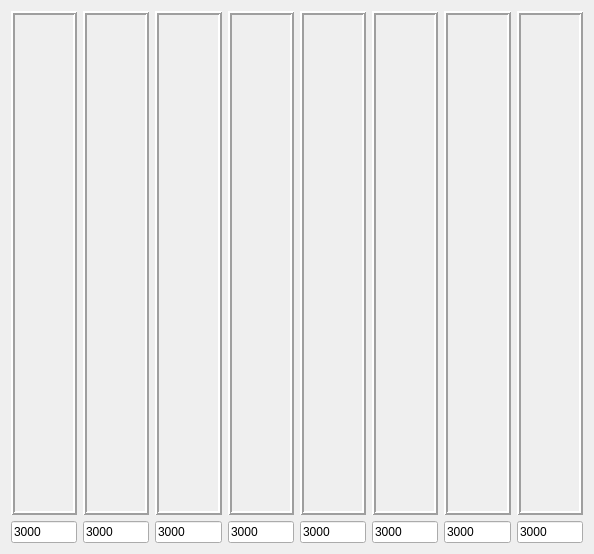
Old version of the form freqlevels.ui in the repository Megavolos/gerz.
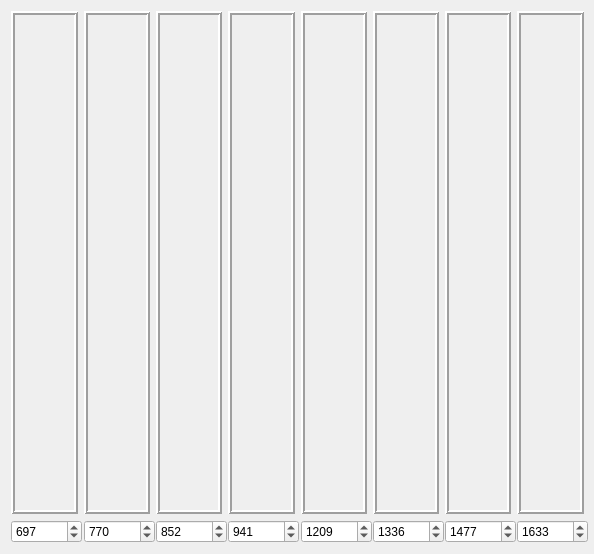
New version of the form.

```diff
--- a/freqlevels.ui
+++ b/freqlevels.ui
@@ -10,6 +10,24 @@
     <height>554</height>
    </rect>
   </property>
+  <property name="sizePolicy">
+   <sizepolicy hsizetype="Fixed" vsizetype="Fixed">
+    <horstretch>0</horstretch>
+    <verstretch>0</verstretch>
+   </sizepolicy>
+  </property>
+  <property name="minimumSize">
+   <size>
+    <width>594</width>
+    <height>554</height>
+   </size>
+  </property>
+  <property name="maximumSize">
+   <size>
+    <width>594</width>
+    <height>554</height>
+   </size>
+  </property>
   <property name="mouseTracking">
    <bool>true</bool>
   </property>
@@ -17,55 +35,6 @@
    <string>Form</string>
   </property>
   <layout class="QGridLayout" name="gridLayout">
-   <item row="1" column="0">
-    <widget class="QLineEdit" name="lineEdit_f1">
-     <property name="text">
-      <string>3000</string>
-     </property>
-    </widget>
-   </item>
-   <item row="0" column="7">
-    <widget class="QFrame" name="frame_7">
-     <property name="frameShape">
-      <enum>QFrame::Box</enum>
-     </property>
-     <property name="frameShadow">
-      <enum>QFrame::Raised</enum>
-     </property>
-     <property name="lineWidth">
-      <number>2</number>
-     </property>
-    </widget>
-   </item>
-   <item row="0" column="8">
-    <widget class="QFrame" name="frame_8">
-     <property name="frameShape">
-      <enum>QFrame::Box</enum>
-     </property>
-     <property name="frameShadow">
-      <enum>QFrame::Raised</enum>
-     </property>
-     <property name="lineWidth">
-      <number>2</number>
-     </property>
-    </widget>
-   </item>
-   <item row="0" column="0">
-    <widget class="QFrame" name="frame_1">
-     <property name="mouseTracking">
-      <bool>true</bool>
-     </property>
-     <property name="frameShape">
-      <enum>QFrame::Box</enum>
-     </property>
-     <property name="frameShadow">
-      <enum>QFrame::Raised</enum>
-     </property>
-     <property name="lineWidth">
-      <number>2</number>
-     </property>
-    </widget>
-   </item>
    <item row="0" column="2">
     <widget class="QFrame" name="frame_2">
      <property name="frameShape">
@@ -79,19 +48,6 @@
      </property>
     </widget>
    </item>
-   <item row="0" column="5">
-    <widget class="QFrame" name="frame_5">
-     <property name="frameShape">
-      <enum>QFrame::Box</enum>
-     </property>
-     <property name="frameShadow">
-      <enum>QFrame::Raised</enum>
-     </property>
-     <property name="lineWidth">
-      <number>2</number>
-     </property>
-    </widget>
-   </item>
    <item row="0" column="4">
     <widget class="QFrame" name="frame_4">
      <property name="frameShape">
@@ -105,6 +61,32 @@
      </property>
     </widget>
    </item>
+   <item row="0" column="5">
+    <widget class="QFrame" name="frame_5">
+     <property name="frameShape">
+      <enum>QFrame::Box</enum>
+     </property>
+     <property name="frameShadow">
+      <enum>QFrame::Raised</enum>
+     </property>
+     <property name="lineWidth">
+      <number>2</number>
+     </property>
+    </widget>
+   </item>
+   <item row="0" column="8">
+    <widget class="QFrame" name="frame_8">
+     <property name="frameShape">
+      <enum>QFrame::Box</enum>
+     </property>
+     <property name="frameShadow">
+      <enum>QFrame::Raised</enum>
+     </property>
+     <property name="lineWidth">
+      <number>2</number>
+     </property>
+    </widget>
+   </item>
    <item row="0" column="6">
     <widget class="QFrame" name="frame_6">
      <property name="frameShape">
@@ -131,52 +113,160 @@
      </property>
     </widget>
    </item>
+   <item row="0" column="7">
+    <widget class="QFrame" name="frame_7">
+     <property name="frameShape">
+      <enum>QFrame::Box</enum>
+     </property>
+     <property name="frameShadow">
+      <enum>QFrame::Raised</enum>
+     </property>
+     <property name="lineWidth">
+      <number>2</number>
+     </property>
+    </widget>
+   </item>
+   <item row="0" column="0">
+    <widget class="QFrame" name="frame_1">
+     <property name="mouseTracking">
+      <bool>true</bool>
+     </property>
+     <property name="frameShape">
+      <enum>QFrame::Box</enum>
+     </property>
+     <property name="frameShadow">
+      <enum>QFrame::Raised</enum>
+     </property>
+     <property name="lineWidth">
+      <number>2</number>
+     </property>
+    </widget>
+   </item>
+   <item row="1" column="0">
+    <widget class="QSpinBox" name="Edit_f1">
+     <property name="minimumSize">
+      <size>
+       <width>71</width>
+       <height>0</height>
+      </size>
+     </property>
+     <property name="maximum">
+      <number>100000000</number>
+     </property>
+     <property name="value">
+      <number>697</number>
+     </property>
+    </widget>
+   </item>
    <item row="1" column="2">
-    <widget class="QLineEdit" name="lineEdit_f2">
-     <property name="text">
-      <string>3000</string>
+    <widget class="QSpinBox" name="Edit_f2">
+     <property name="minimumSize">
+      <size>
+       <width>71</width>
+       <height>0</height>
+      </size>
+     </property>
+     <property name="maximum">
+      <number>100000000</number>
+     </property>
+     <property name="value">
+      <number>770</number>
      </property>
     </widget>
    </item>
    <item row="1" column="3">
-    <widget class="QLineEdit" name="lineEdit_f3">
-     <property name="text">
-      <string>3000</string>
+    <widget class="QSpinBox" name="Edit_f3">
+     <property name="minimumSize">
+      <size>
+       <width>71</width>
+       <height>0</height>
+      </size>
+     </property>
+     <property name="maximum">
+      <number>100000000</number>
+     </property>
+     <property name="value">
+      <number>852</number>
      </property>
     </widget>
    </item>
    <item row="1" column="4">
-    <widget class="QLineEdit" name="lineEdit_f4">
-     <property name="text">
-      <string>3000</string>
+    <widget class="QSpinBox" name="Edit_f4">
+     <property name="minimumSize">
+      <size>
+       <width>71</width>
+       <height>0</height>
+      </size>
+     </property>
+     <property name="maximum">
+      <number>100000000</number>
+     </property>
+     <property name="value">
+      <number>941</number>
      </property>
     </widget>
    </item>
    <item row="1" column="5">
-    <widget class="QLineEdit" name="lineEdit_f5">
-     <property name="text">
-      <string>3000</string>
+    <widget class="QSpinBox" name="Edit_f5">
+     <property name="minimumSize">
+      <size>
+       <width>71</width>
+       <height>0</height>
+      </size>
+     </property>
+     <property name="maximum">
+      <number>100000000</number>
+     </property>
+     <property name="value">
+      <number>1209</number>
      </property>
     </widget>
    </item>
    <item row="1" column="6">
-    <widget class="QLineEdit" name="lineEdit_f6">
-     <property name="text">
-      <string>3000</string>
+    <widget class="QSpinBox" name="Edit_f6">
+     <property name="minimumSize">
+      <size>
+       <width>71</width>
+       <height>0</height>
+      </size>
+     </property>
+     <property name="maximum">
+      <number>100000000</number>
+     </property>
+     <property name="value">
+      <number>1336</number>
      </property>
     </widget>
    </item>
    <item row="1" column="7">
-    <widget class="QLineEdit" name="lineEdit_f7">
-     <property name="text">
-      <string>3000</string>
+    <widget class="QSpinBox" name="Edit_f7">
+     <property name="minimumSize">
+      <size>
+       <width>71</width>
+       <height>0</height>
+      </size>
+     </property>
+     <property name="maximum">
+      <number>100000000</number>
+     </property>
+     <property name="value">
+      <number>1477</number>
      </property>
     </widget>
    </item>
    <item row="1" column="8">
-    <widget class="QLineEdit" name="lineEdit_f8">
-     <property name="text">
-      <string>3000</string>
+    <widget class="QSpinBox" name="Edit_f8">
+     <property name="minimumSize">
+      <size>
+       <width>71</width>
+       <height>0</height>
+      </size>
+     </property>
+     <property name="maximum">
+      <number>100000000</number>
+     </property>
+     <property name="value">
+      <number>1633</number>
      </property>
     </widget>
    </item>
```
